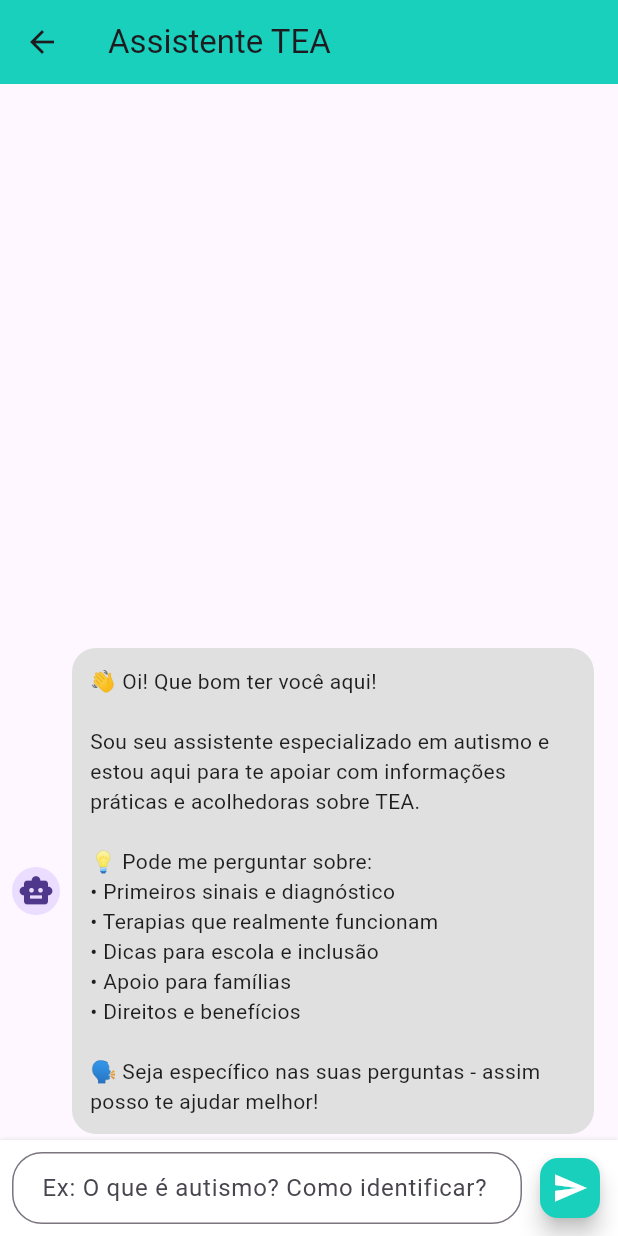
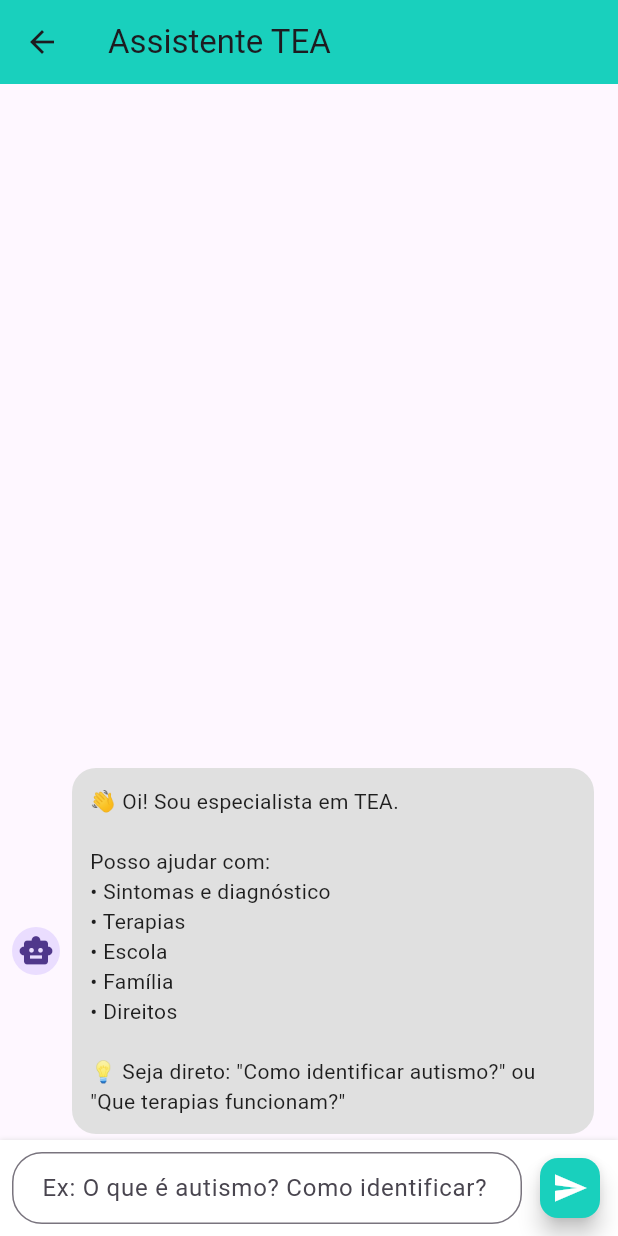
Before and after one commit to GabrielFaria1509/ProjetoFetin, a Flutter app: the ChatScreen screen opened directly, on a phone screen of 412 x 824 dp. Run offline on Flutter 3.47's test engine with Material 3 defaults, Android fonts, the phone set to English and light mode, and no system bars; our stand-ins replace image_picker, shared_preferences; missing offline and left inert: flutter_pdfview; accounts and stored records are empty.

Commit message:
Chatbot otimizado - respostas diretas e concisas, melhor inteligência

```diff
--- a/frontend-flutter/tism/lib/views/chatbot/chat_screen.dart
+++ b/frontend-flutter/tism/lib/views/chatbot/chat_screen.dart
@@ -19,7 +19,7 @@ class _ChatScreenState extends State<ChatScreen> {
     super.initState();
     // Mensagem de boas-vindas
     _messages.add(ChatMessage(
-      text: '👋 Oi! Que bom ter você aqui! \n\nSou seu assistente especializado em autismo e estou aqui para te apoiar com informações práticas e acolhedoras sobre TEA.\n\n💡 Pode me perguntar sobre:\n• Primeiros sinais e diagnóstico\n• Terapias que realmente funcionam\n• Dicas para escola e inclusão\n• Apoio para famílias\n• Direitos e benefícios\n\n🗣️ Seja específico nas suas perguntas - assim posso te ajudar melhor!',
+      text: '👋 Oi! Sou especialista em TEA.\n\nPosso ajudar com:\n• Sintomas e diagnóstico\n• Terapias\n• Escola\n• Família\n• Direitos\n\n💡 Seja direto: "Como identificar autismo?" ou "Que terapias funcionam?"',
       isUser: false,
     ));
   }
--- a/frontend-flutter/tism/lib/views/chatbot/chatbot_service.dart
+++ b/frontend-flutter/tism/lib/views/chatbot/chatbot_service.dart
@@ -29,64 +29,64 @@ class ChatbotService {
 
     // Saudações
     if (msg.contains('oi') || msg.contains('olá') || msg.contains('bom dia') || msg.contains('boa tarde') || msg.contains('boa noite')) {
-      return '👋 Olá! Que bom ter você aqui! Sou seu assistente especializado em autismo e estou aqui para te apoiar. Pode me perguntar qualquer coisa sobre TEA - desde os primeiros sinais até dicas práticas do dia a dia. O que você gostaria de saber?';
+      return '👋 Oi! Sou especialista em TEA. Pode perguntar sobre sintomas, diagnóstico, terapias, escola ou direitos. Como posso ajudar?';
     }
 
     // Agradecimentos
     if (msg.contains('obrigad') || msg.contains('valeu') || msg.contains('brigad')) {
-      return '😊 Fico muito feliz em poder ajudar! Lembre-se: você não está sozinho nessa jornada. Cada pessoa com autismo é única e especial, e cada pequeno passo é uma grande conquista. Sempre que precisar, estarei aqui!';
+      return '😊 Por nada! Sempre que precisar, estarei aqui. Cada pessoa com autismo é única e especial!';
     }
 
-    // TEA Geral - Explicação acessível
-    if (msg.contains('o que é') && (msg.contains('autismo') || msg.contains('tea'))) {
-      return '💙 O autismo (TEA) é uma forma diferente de ver e sentir o mundo. Imagine que cada pessoa tem um "sistema operacional" único no cérebro:\n\n🧠 Algumas pessoas processam informações de forma diferente\n💬 Podem se comunicar de maneiras únicas\n👥 Têm seu próprio jeito de se relacionar\n🎯 Podem ter interesses super intensos em coisas específicas\n\nNão é doença - é uma condição neurológica que faz parte de quem a pessoa é. E cada pessoa com autismo é completamente única!';
+    // TEA Geral
+    if ((msg.contains('o que é') || msg.contains('que é')) && (msg.contains('autismo') || msg.contains('tea'))) {
+      return '🧠 TEA é uma condição neurológica que afeta:\n• Comunicação\n• Interação social\n• Comportamentos\n\nCada pessoa é única - não é doença, é uma forma diferente de ver o mundo!';
     }
 
     if (msg.contains('autismo') || msg.contains('tea')) {
-      return '🌟 O autismo é como ter um cérebro que funciona de forma especial! Pessoas com TEA podem ter talentos incríveis, memória fantástica, atenção aos detalhes e formas únicas de ver o mundo. É uma diferença, não um defeito!';
+      return '💙 Autismo é ter um cérebro especial! Pessoas com TEA podem ter talentos incríveis e formas únicas de ver o mundo.';
     }
 
-    // Sintomas - Linguagem mais humana
-    if (msg.contains('sintoma') || msg.contains('sinal') || msg.contains('como identificar') || msg.contains('como saber')) {
-      return '🔍 Sinais que podem indicar autismo (lembre-se: só um profissional pode confirmar):\n\n👀 **Comunicação:**\n• Pouco contato visual\n• Demora para falar ou fala de forma diferente\n• Repete palavras ou frases\n\n🤝 **Relacionamento:**\n• Prefere brincar sozinho\n• Dificuldade para fazer amigos\n• Não aponta para mostrar coisas\n\n🔄 **Comportamentos:**\n• Movimentos repetitivos (balançar, bater palmas)\n• Rotinas muito rígidas\n• Interesses muito específicos\n\n💡 Cada criança é única - alguns sinais podem aparecer, outros não!';
+    // Sintomas
+    if (msg.contains('sintoma') || msg.contains('sinal') || msg.contains('identificar') || msg.contains('como saber')) {
+      return '🔍 Principais sinais:\n\n👀 Comunicação:\n• Pouco contato visual\n• Atraso na fala\n• Repete palavras\n\n🤝 Social:\n• Prefere brincar sozinho\n• Dificuldade para fazer amigos\n\n🔄 Comportamento:\n• Movimentos repetitivos\n• Rotinas rígidas\n• Interesses específicos\n\n⚠️ Só profissional pode diagnosticar!';
     }
 
-    // Diagnóstico - Mais acolhedor
-    if (msg.contains('diagnóstico') || msg.contains('como diagnosticar') || msg.contains('médico')) {
-      return '🏥 **Como funciona o diagnóstico:**\n\nO diagnóstico é como montar um quebra-cabeças - o profissional observa vários aspectos da vida da pessoa:\n\n👨‍⚕️ **Quem procurar:**\n• Neuropediatra (para crianças)\n• Psiquiatra ou psicólogo especializado\n• Equipe multidisciplinar\n\n📋 **O que acontece:**\n• Conversas com a família\n• Observação do comportamento\n• Testes específicos (quando necessário)\n• Acompanhamento ao longo do tempo\n\n⏰ **Quando:** Pode ser feito desde bem pequeno (18 meses)\n\n💙 Lembre-se: o diagnóstico é o primeiro passo para conseguir o apoio certo!';
+    // Diagnóstico
+    if (msg.contains('diagnóstico') || msg.contains('médico') || msg.contains('profissional')) {
+      return '🏥 Diagnóstico:\n\n👨‍⚕️ Procure:\n• Neuropediatra\n• Psiquiatra\n• Psicólogo especializado\n\n📋 Processo:\n• Conversa com família\n• Observação comportamental\n• Testes específicos\n\n⏰ Pode ser feito desde 18 meses\n💙 É o primeiro passo para apoio adequado!';
     }
 
-    // Terapias - Explicação prática
+    // Terapias
     if (msg.contains('terapia') || msg.contains('tratamento') || msg.contains('aba') || msg.contains('ajuda')) {
-      return '🎯 **Terapias que podem ajudar muito:**\n\n🧩 **ABA (Análise do Comportamento):**\nEnsina habilidades do dia a dia de forma divertida e estruturada\n\n🗣️ **Fonoaudiologia:**\nAjuda na comunicação - falar, entender e se expressar\n\n🤲 **Terapia Ocupacional:**\nEnsina atividades práticas como escovar dentes, amarrar sapatos\n\n💭 **Psicoterapia:**\nAjuda com sentimentos e emoções\n\n🎵 **Outras opções:**\nMusicoterapia, equoterapia, natação...\n\n✨ **O segredo:** Cada pessoa precisa de um "mix" diferente de terapias. O importante é começar cedo e ser consistente!';
+      return '🎯 Terapias principais:\n\n🧩 ABA - ensina habilidades práticas\n🗣️ Fonoaudiologia - comunicação\n🤲 Terapia Ocupacional - atividades diárias\n💭 Psicoterapia - emoções\n🎵 Outras: música, equoterapia, natação\n\n✨ Cada pessoa precisa de um mix diferente!';
     }
 
-    // Educação - Mais esperançoso
+    // Educação
     if (msg.contains('escola') || msg.contains('educação') || msg.contains('inclusão') || msg.contains('estudar')) {
-      return '🏫 **Escola e autismo - sim, é possível!**\n\n📚 **Seus direitos:**\n• Toda criança tem direito à educação\n• A escola deve se adaptar à criança\n• Apoio especializado quando necessário\n\n👩‍🏫 **Como funciona:**\n• Professor de apoio (se precisar)\n• Adaptações nas atividades\n• Ambiente mais tranquilo para provas\n• Comunicação constante família-escola\n\n💡 **Dicas importantes:**\n• Converse sempre com os professores\n• Explique as necessidades do seu filho\n• Celebre cada conquista, por menor que seja\n• Lembre-se: cada criança aprende no seu tempo\n\n🌟 Muitas crianças com autismo se dão super bem na escola!';
+      return '🏫 Escola e autismo:\n\n📚 Direitos:\n• Educação garantida por lei\n• Escola deve se adaptar\n• Professor de apoio se necessário\n\n💡 Dicas:\n• Converse com professores\n• Explique necessidades da criança\n• Celebre cada conquista\n\n🌟 Muitas crianças com TEA se dão bem na escola!';
     }
 
-    // Família - Mais acolhedor e prático
-    if (msg.contains('família') || msg.contains('pais') || msg.contains('como ajudar') || msg.contains('mãe') || msg.contains('pai')) {
-      return '👨‍👩‍👧‍👦 **Para famílias - vocês são incríveis!**\n\n💙 **Primeiros passos:**\n• Aceite que seu filho é perfeito do jeito que é\n• Aprenda sobre autismo, mas lembre-se: seu filho é único\n• Conecte-se com outras famílias\n\n🏠 **No dia a dia:**\n• Crie rotinas previsíveis (café da manhã, banho, dormir)\n• Use comunicação visual (desenhos, fotos)\n• Celebre pequenas conquistas\n• Tenha paciência - desenvolvimento leva tempo\n\n🤝 **Cuidando de você:**\n• Peça ajuda quando precisar\n• Reserve tempo para si mesmo\n• Não se compare com outras famílias\n• Confie no seu instinto de pai/mãe\n\n🌟 Você conhece seu filho melhor que ninguém!';
+    // Família
+    if (msg.contains('família') || msg.contains('pais') || msg.contains('mãe') || msg.contains('pai') || msg.contains('como ajudar')) {
+      return '👨‍👩‍👧‍👦 Para famílias:\n\n💙 Aceite seu filho como ele é\n🏠 Crie rotinas previsíveis\n📸 Use comunicação visual\n🎉 Celebre pequenas conquistas\n🤝 Conecte-se com outras famílias\n⏰ Tenha paciência\n\n🌟 Você conhece seu filho melhor que ninguém!';
     }
 
-    // Comportamentos - Mais empático
+    // Comportamentos
     if (msg.contains('comportamento') || msg.contains('crise') || msg.contains('birra') || msg.contains('agressivo')) {
-      return '🧘‍♀️ **Entendendo comportamentos difíceis:**\n\nPrimeiro: comportamentos "difíceis" são formas de comunicação!\n\n🔍 **Por que acontece:**\n• Sobrecarga sensorial (muito barulho, luz)\n• Mudança na rotina\n• Frustração por não conseguir se expressar\n• Cansaço ou fome\n\n😌 **O que fazer:**\n• Mantenha a calma (respire fundo!)\n• Tente identificar o que causou\n• Ofereça um ambiente mais calmo\n• Use poucas palavras, tom suave\n• Dê tempo para a pessoa se acalmar\n\n💡 **Prevenção:**\n• Mantenha rotinas\n• Avise sobre mudanças com antecedência\n• Ensine formas de pedir ajuda\n\n🤗 Lembre-se: não é birra, é comunicação!';
+      return '🧘‍♀️ Comportamentos difíceis:\n\n🔍 Causas:\n• Sobrecarga sensorial\n• Mudança na rotina\n• Frustração\n• Cansaço/fome\n\n😌 O que fazer:\n• Mantenha calma\n• Identifique a causa\n• Ambiente mais calmo\n• Poucas palavras, tom suave\n\n🤗 Não é birra, é comunicação!';
     }
 
-    // Direitos - Mais empoderador
+    // Direitos
     if (msg.contains('direito') || msg.contains('lei') || msg.contains('benefício') || msg.contains('gratuito')) {
-      return '⚖️ **Seus direitos - conheça e use!**\n\n🎫 **Prioridade em filas e atendimentos**\n(Cartão de identificação da pessoa com TEA)\n\n🚌 **Transporte gratuito**\n(Passe livre intermunicipal)\n\n💰 **BPC - Benefício de Prestação Continuada**\n(1 salário mínimo mensal)\n\n🏥 **Atendimento de saúde especializado**\n(Pelo SUS, sem fila de espera)\n\n🏫 **Educação inclusiva garantida**\n(Professor de apoio quando necessário)\n\n💼 **Cotas no mercado de trabalho**\n(Para jovens e adultos)\n\n📋 **Base legal:** Lei 12.764/2012 (Lei Berenice Piana)\n\n💪 Não tenha vergonha de usar seus direitos!';
+      return '⚖️ Seus direitos:\n\n🎫 Prioridade em filas\n🚌 Transporte gratuito\n💰 BPC (1 salário mínimo)\n🏥 Atendimento especializado\n🏫 Educação inclusiva\n💼 Cotas no trabalho\n\n📋 Lei 12.764/2012 (Berenice Piana)\n💪 Use seus direitos!';
     }
 
-    // Desenvolvimento - Mais motivador
+    // Desenvolvimento
     if (msg.contains('desenvolvimento') || msg.contains('habilidade') || msg.contains('progresso') || msg.contains('melhora')) {
-      return '🌱 **Desenvolvimento no autismo - cada conquista importa!**\n\n🧠 **A verdade:**\n• Cada pessoa tem seu próprio ritmo\n• Desenvolvimento pode acontecer a vida toda\n• Pequenos passos são grandes vitórias\n\n💪 **Foque nas potencialidades:**\n• Memória incrível para detalhes\n• Honestidade e lealdade\n• Talentos especiais em áreas específicas\n• Forma única de ver o mundo\n\n🎯 **Como estimular:**\n• Use os interesses da pessoa como ponte\n• Ensine habilidades sociais de forma prática\n• Trabalhe comunicação todos os dias\n• Crie oportunidades de interação\n\n⏰ **Tenha paciência:**\n• Progressos podem ser lentos, mas são reais\n• Às vezes há retrocessos - é normal\n• Cada pessoa tem seu tempo\n\n✨ Acredite no potencial - ele existe!';
+      return '🌱 Desenvolvimento:\n\n🧠 Cada pessoa tem seu ritmo\n💪 Foque nas potencialidades\n🎯 Use interesses como ponte\n🗣️ Trabalhe comunicação diariamente\n⏰ Tenha paciência\n\n✨ Pequenos passos são grandes vitórias!';
     }
 
-    // Resposta padrão mais acolhedora
-    return '🤗 Entendi que você quer saber mais sobre autismo! Estou aqui para te ajudar de forma prática e acolhedora.\n\n💡 **Posso te ajudar com:**\n• Como identificar sinais\n• Processo de diagnóstico\n• Terapias que funcionam\n• Dicas para escola\n• Apoio para família\n• Direitos e benefícios\n• Desenvolvimento e habilidades\n\n🗣️ **Dica:** Seja mais específico na sua pergunta! Por exemplo:\n"Como saber se meu filho tem autismo?"\n"Que terapias ajudam?"\n"Como lidar com crises?"\n\n📚 Também temos artigos completos no Feed Educativo!';
+    // Resposta padrão
+    return '🤖 Posso ajudar com:\n\n• Sintomas e diagnóstico\n• Terapias\n• Escola\n• Família\n• Direitos\n• Desenvolvimento\n\n💡 Seja específico: "Como identificar autismo?" ou "Que terapias ajudam?"\n\n📚 Veja também o Feed Educativo!';
   }
 }
```
